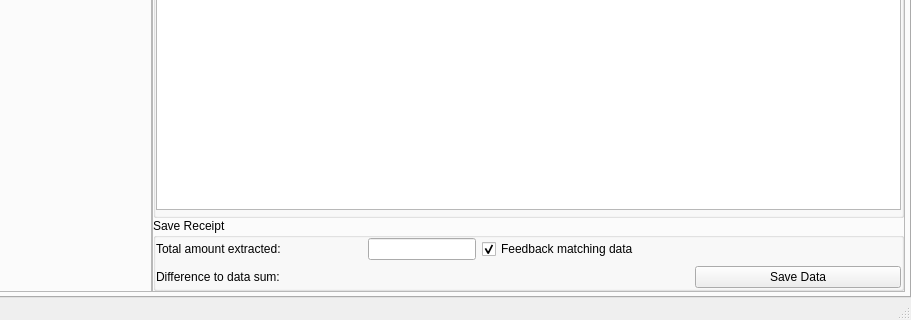
First picture: the form in pybudgetbook/ui/main_gui.ui, repository max3-2/pybudgetbook, before the edit; both pictures show x 289 to 1200 and y 480 to 800 of the 1200 by 800 pixel window.
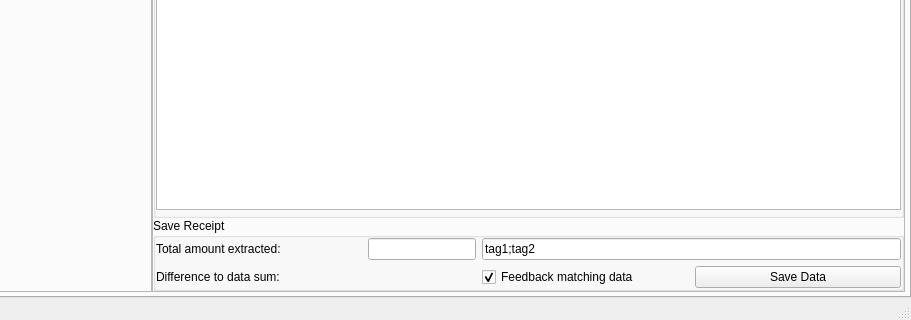
Second picture: the form after the edit. Icons and pictures are not drawn. Custom widgets are drawn as their Qt base class.

Commit message: Config options and tag field

The edit to the form file:
```diff
--- a/pybudgetbook/ui/main_gui.ui
+++ b/pybudgetbook/ui/main_gui.ui
@@ -447,6 +447,7 @@
                  </property>
                  <property name="font">
                   <font>
+                   <bold>false</bold>
                    <underline>false</underline>
                   </font>
                  </property>
@@ -454,7 +455,7 @@
                   <string>Save Receipt</string>
                  </property>
                  <property name="flat">
-                  <bool>true</bool>
+                  <bool>false</bool>
                  </property>
                  <layout class="QHBoxLayout" name="horizontalLayout_6">
                   <property name="leftMargin">
@@ -478,16 +479,6 @@
                       </property>
                      </widget>
                     </item>
-                    <item row="0" column="2">
-                     <widget class="QCheckBox" name="checkBox_feedbackMatch">
-                      <property name="text">
-                       <string>Feedback matching data</string>
-                      </property>
-                      <property name="checked">
-                       <bool>true</bool>
-                      </property>
-                     </widget>
-                    </item>
                     <item row="0" column="1">
                      <widget class="QLineEdit" name="lineEdit_totalAmountReceipt">
                       <property name="sizePolicy">
@@ -531,6 +522,23 @@
                       </property>
                      </widget>
                     </item>
+                    <item row="1" column="2">
+                     <widget class="QCheckBox" name="checkBox_feedbackMatch">
+                      <property name="text">
+                       <string>Feedback matching data</string>
+                      </property>
+                      <property name="checked">
+                       <bool>true</bool>
+                      </property>
+                     </widget>
+                    </item>
+                    <item row="0" column="2" colspan="2">
+                     <widget class="QLineEdit" name="lineEdit_tags">
+                      <property name="text">
+                       <string>tag1;tag2</string>
+                      </property>
+                     </widget>
+                    </item>
                    </layout>
                   </item>
                  </layout>
```
Left out of the diff: 32 changed lines with no effect on the pictures. The commit also changes 1 other file.
